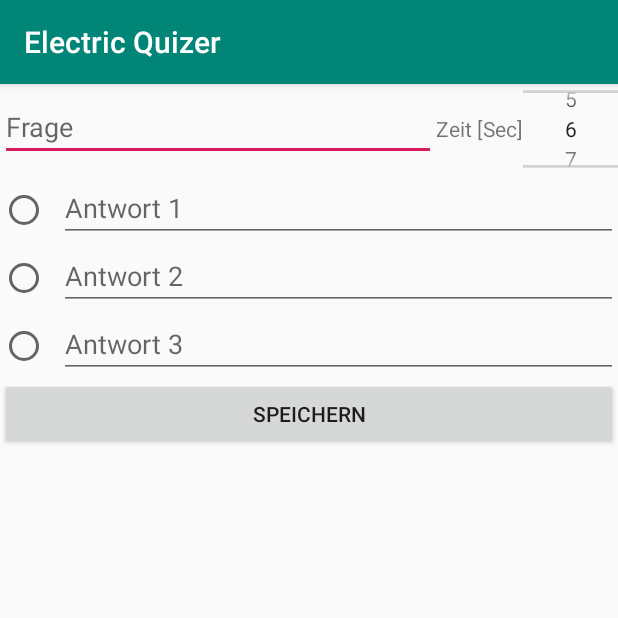
After one commit to Goala/moco, an Android app: the fragment QuestionEditorFragment shown on its own in the app's theme, on a phone screen of 412 x 824 dp, the top half of it. The commit adds this screen. Run offline under Robolectric (Android 15) with nearby library versions, the phone set to English and light mode, and no system bars.

Commit message:
work on re-layout quiz editor

```diff
--- /dev/null
+++ b/eq-app/app/src/main/java/topgrost/mocoquizer/quiz/view/QuestionEditorFragment.java
@@ -0,0 +1,65 @@
+package topgrost.mocoquizer.quiz.view;
+
+import android.app.Fragment;
+import android.os.Bundle;
+import android.support.annotation.Nullable;
+import android.view.LayoutInflater;
+import android.view.View;
+import android.view.ViewGroup;
+import android.widget.Button;
+import android.widget.NumberPicker;
+import android.widget.TextView;
+
+import topgrost.mocoquizer.R;
+import topgrost.mocoquizer.quiz.model.Answer;
+import topgrost.mocoquizer.quiz.model.Question;
+
+public class QuestionEditorFragment extends Fragment implements View.OnClickListener {
+
+    private static String TITLE = "Frage hinzufügen";
+
+    @Override
+    public View onCreateView(LayoutInflater inflater, ViewGroup container, Bundle savedInstanceState) {
+        return inflater.inflate(R.layout.quiz_editor_question, container, false);
+    }
+
+    @Override
+    public void onViewCreated(View view, @Nullable Bundle savedInstanceState) {
+        super.onViewCreated(view, savedInstanceState);
+
+        NumberPicker timeSeconds = view.findViewById(R.id.quizEditorTimeSeconds);
+        timeSeconds.setMinValue(3);
+        timeSeconds.setMaxValue(30);
+        timeSeconds.setValue(6);
+
+        final TextView questionTextView = view.findViewById(R.id.quizEditorQuestionText);
+        questionTextView.requestFocus();
+
+        final Button btnSave = view.findViewById(R.id.quizEditorSave);
+        btnSave.setOnClickListener(this);
+    }
+
+    @Override
+    public void onClick(View v) {
+        final Question question = new Question();
+        question.setText(((TextView)v).getText().toString());
+
+        final Answer answerOne = new Answer();
+        answerOne.setText(((TextView)v.findViewById(R.id.quizEditorAnswerText1)).getText().toString());
+        answerOne.setCorrect(v.findViewById(R.id.quizEditorQuestionAnswer1).isSelected());
+
+        final Answer answerTwo = new Answer();
+        answerTwo.setText(((TextView)v.findViewById(R.id.quizEditorAnswerText2)).getText().toString());
+        answerTwo.setCorrect(v.findViewById(R.id.quizEditorQuestionAnswer2).isSelected());
+
+        final Answer answerThree = new Answer();
+        answerThree.setText(((TextView)v.findViewById(R.id.quizEditorAnswerText3)).getText().toString());
+        answerThree.setCorrect(v.findViewById(R.id.quizEditorQuestionAnswer3).isSelected());
+
+        question.getAnswers().add(answerOne);
+        question.getAnswers().add(answerTwo);
+        question.getAnswers().add(answerThree);
+
+        // TODO write bundle
+    }
+}
--- /dev/null
+++ b/eq-app/app/src/main/res/layout/quiz_editor_question.xml
@@ -0,0 +1,104 @@
+<?xml version="1.0" encoding="utf-8"?>
+<LinearLayout xmlns:android="http://schemas.android.com/apk/res/android"
+    android:orientation="vertical"
+    android:layout_width="match_parent"
+    android:layout_height="wrap_content"
+    android:gravity="center">
+
+    <LinearLayout
+        android:layout_width="match_parent"
+        android:layout_height="wrap_content"
+        android:orientation="horizontal">
+
+        <EditText
+            android:id="@+id/quizEditorQuestionText"
+            android:layout_width="match_parent"
+            android:layout_height="wrap_content"
+            android:layout_weight=".70"
+            android:inputType="textPersonName"
+            android:hint="Frage" />
+
+        <TextView
+            android:id="@+id/quizEditorTimeSecondsText"
+            android:layout_width="wrap_content"
+            android:layout_height="60dp"
+            android:gravity="center"
+            android:text="Zeit [Sec]" />
+
+        <NumberPicker
+            android:id="@+id/quizEditorTimeSeconds"
+            android:layout_width="wrap_content"
+            android:layout_height="60dp"
+            android:inputType="number" />
+    </LinearLayout>
+
+    <RadioGroup
+        android:layout_width="match_parent"
+        android:layout_height="match_parent" />
+
+    <LinearLayout
+        android:layout_width="match_parent"
+        android:layout_height="wrap_content"
+        android:orientation="horizontal">
+
+        <RadioButton
+            android:id="@+id/quizEditorQuestionAnswer1"
+            android:layout_width="50dp"
+            android:layout_height="wrap_content"
+            android:layout_weight=".20"/>
+
+        <EditText
+            android:id="@+id/quizEditorAnswerText1"
+            android:layout_width="match_parent"
+            android:layout_height="wrap_content"
+            android:inputType="textPersonName"
+            android:hint="Antwort 1"
+            android:layout_weight=".70"/>
+    </LinearLayout>
+
+    <LinearLayout
+        android:layout_width="match_parent"
+        android:layout_height="wrap_content"
+        android:orientation="horizontal">
+
+        <RadioButton
+            android:id="@+id/quizEditorQuestionAnswer2"
+            android:layout_width="50dp"
+            android:layout_height="wrap_content"
+            android:layout_weight=".20"/>
+
+        <EditText
+            android:id="@+id/quizEditorAnswerText2"
+            android:layout_width="match_parent"
+            android:layout_height="wrap_content"
+            android:inputType="textPersonName"
+            android:hint="Antwort 2"
+            android:layout_weight=".70"/>
+    </LinearLayout>
+
+    <LinearLayout
+        android:layout_width="match_parent"
+        android:layout_height="wrap_content"
+        android:orientation="horizontal">
+
+        <RadioButton
+            android:id="@+id/quizEditorQuestionAnswer3"
+            android:layout_width="50dp"
+            android:layout_height="wrap_content"
+            android:layout_weight=".20"/>
+
+        <EditText
+            android:id="@+id/quizEditorAnswerText3"
+            android:layout_width="match_parent"
+            android:layout_height="wrap_content"
+            android:inputType="textPersonName"
+            android:hint="Antwort 3"
+            android:layout_weight=".70"/>
+    </LinearLayout>
+
+    <Button
+        android:id="@+id/quizEditorSave"
+        android:layout_width="match_parent"
+        android:layout_height="wrap_content"
+        android:text="Speichern" />
+</LinearLayout>
```
Also changed, not shown: eq-app/app/src/main/java/topgrost/mocoquizer/quiz/QuizActivity.java (deleted, +0 -57 lines), eq-app/app/src/main/java/topgrost/mocoquizer/quiz/QuizEditorActivity.java (added, +34 -0 lines), eq-app/app/src/main/java/topgrost/mocoquizer/quiz/view/AnswerContainer.java (deleted, +0 -24 lines), eq-app/app/src/main/java/topgrost/mocoquizer/quiz/view/QuestionContainer.java (deleted, +0 -56 lines), eq-app/app/src/main/res/layout/quiz_answer.xml (deleted, +0 -21 lines), eq-app/app/src/main/res/layout/quiz_editor.xml (renamed from eq-app/app/src/main/res/layout/activity_quiz.xml, +11 -15 lines), eq-app/app/src/main/res/layout/quiz_question.xml (deleted, +0 -41 lines).
